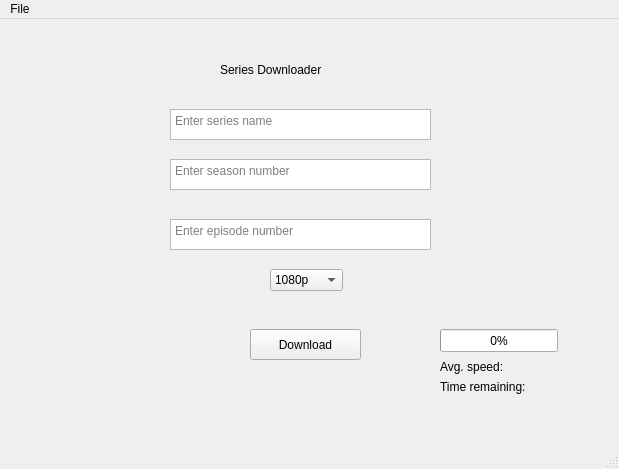
Qt form series gui/gui.ui (Ahmed-Hossam-Aldeen/Automate-Spotify-Signup) before a commit.
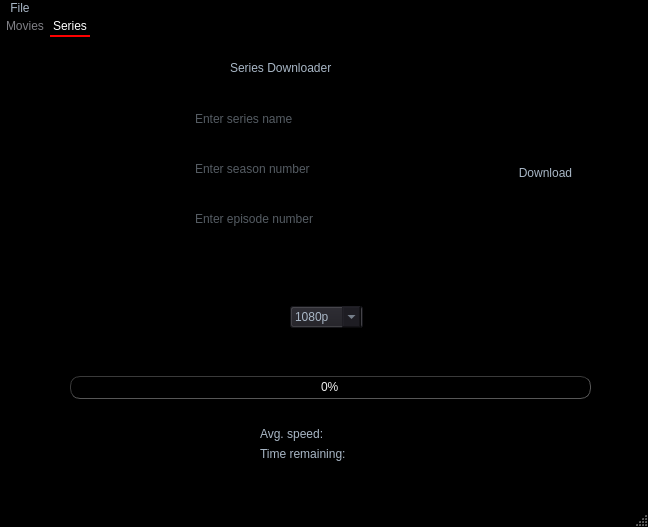
The same form after that commit. The open tabs and pages were chosen to show the change.

The edit to the form file:
```diff
--- a/series gui/gui.ui
+++ b/series gui/gui.ui
@@ -6,87 +6,597 @@
    <rect>
     <x>0</x>
     <y>0</y>
-    <width>619</width>
-    <height>469</height>
+    <width>648</width>
+    <height>527</height>
    </rect>
   </property>
   <property name="windowTitle">
    <string>MainWindow</string>
   </property>
+  <property name="styleSheet">
+   <string notr="true">/*
+AMOLED Style Sheet for QT Applications
+Author: Jaime A. Quiroga P.
+Company: GTRONICK
+Last updated: 01/10/2021, 15:49.
+Available at: https://github.com/GTRONICK/QSS/blob/master/AMOLED.qss
+*/
+QMainWindow {
+	background-color:#000000;
+}
+QDialog {
+	background-color:#000000;
+}
+QColorDialog {
+	background-color:#000000;
+}
+QTextEdit {
+	background-color:#000000;
+	color: #a9b7c6;
+}
+QPlainTextEdit {
+	selection-background-color:#f39c12;
+	background-color:#000000;
+	border: 1px solid #FF00FF;
+	color: #a9b7c6;
+}
+QPushButton{
+	border: 1px transparent;
+	color: #a9b7c6;
+	padding: 2px;
+	background-color: #000000;
+}
+QPushButton::default{
+	border-style: solid;
+	border-top-color: transparent;
+	border-right-color: transparent;
+	border-left-color: transparent;
+	border-bottom-color: #FF0000;
+	border-width: 1px;
+	color: #a9b7c6;
+	padding: 2px;
+	background-color: #000000;
+}
+QPushButton:hover{
+	border-style: solid;
+	border-top-color: transparent;
+	border-right-color: transparent;
+	border-left-color: transparent;
+	border-bottom-color: #FF0000;
+	border-bottom-width: 1px;
+	
+	border-style: solid;
+	color: #FFFFFF;
+	padding-bottom: 2px;
+	background-color: #000000;
+}
+QPushButton:pressed{
+	border-style: solid;
+	border-top-color: transparent;
+	border-right-color: transparent;
+	border-left-color: transparent;
+	border-bottom-color: #FF0001;
+	border-bottom-width: 2px;
+
+	border-style: solid;
+	color: #e67e22;
+	padding-bottom: 1px;
+	background-color: #000000;
+}
+QPushButton:disabled{
+	border-style: solid;
+	border-top-color: transparent;
+	border-right-color: transparent;
+	border-left-color: transparent;
+	border-bottom-color: transparent;
+	border-bottom-width: 2px;
+	
+	border-style: solid;
+	color: #808086;
+	padding-bottom: 1px;
+	background-color: #000000;
+}
+QToolButton {
+	border-style: solid;
+	border-top-color: transparent;
+	border-right-color: transparent;
+	border-left-color: transparent;
+	border-bottom-color: #e67e22;
+	border-bottom-width: 1px;
+	border-style: solid;
+	color: #a9b7c6;
+	padding: 2px;
+	background-color: #000000;
+}
+QToolButton:hover{
+	border-style: solid;
+	border-top-color: transparent;
+	border-right-color: transparent;
+	border-left-color: transparent;
+	border-bottom-color: #e67e22;
+	border-bottom-width: 2px;
+
+	border-style: solid;
+	color: #FFFFFF;
+	padding-bottom: 1px;
+	background-color: #000000;
+}
+QLineEdit {
+	border-width: 1px; border-radius: 4px;
+	border-color: rgb(58, 58, 58);
+	border-style: inset;
+	padding: 0 8px;
+	color: #a9b7c6;
+	background:#000000;
+	selection-background-color:#007b50;
+	selection-color: #FFFFFF;
+}
+QLabel {
+	color: #a9b7c6;
+}
+QLCDNumber {
+	color: #e67e22;
+}
+QProgressBar {
+	text-align: center;
+	color: rgb(240, 240, 240);
+	border-width: 1px; 
+	border-radius: 10px;
+	border-color: rgb(58, 58, 58);
+	border-style: inset;
+	background-color:#000000;
+}
+QProgressBar::chunk {
+	background-color: rgb(0, 170, 0);;
+	border-radius: 5px;
+}
+QMenu{
+	background-color:#000000;
+}
+QMenuBar {
+	background:rgb(0, 0, 0);
+	color: #a9b7c6;
+}
+QMenuBar::item {
+  	spacing: 3px; 
+	padding: 1px 4px;
+  	background: transparent;
+}
+QMenuBar::item:selected { 
+  	border-style: solid;
+	border-top-color: transparent;
+	border-right-color: transparent;
+	border-left-color: transparent;
+	border-bottom-color: #e67e22;
+	border-bottom-width: 1px;
+
+	border-style: solid;
+	color: #FFFFFF;
+	padding-bottom: 0px;
+	background-color: #000000;
+}
+QMenu::item:selected {
+	border-style: solid;
+	border-top-color: transparent;
+	border-right-color: transparent;
+	border-left-color: #e67e22;
+	border-bottom-color: transparent;
+	border-left-width: 2px;
+	color: #FFFFFF;
+	padding-left:15px;
+	padding-top:4px;
+	padding-bottom:4px;
+	padding-right:7px;
+	background-color:#000000;
+}
+QMenu::item {
+	border-style: solid;
+	border-top-color: transparent;
+	border-right-color: transparent;
+	border-left-color: transparent;
+	border-bottom-color: transparent;
+	border-bottom-width: 1px;
+	border-style: solid;
+	color: #a9b7c6;
+	padding-left:17px;
+	padding-top:4px;
+	padding-bottom:4px;
+	padding-right:7px;
+	background-color:#000000;
+}
+QTabWidget {
+	color:rgb(0,0,0);
+	background-color:#000000;
+}
+QTabWidget::pane {
+		border-color: rgb(77,77,77);
+		background-color:#000000;
+		border-style: solid;
+		border-width: 0px;
+    	border-radius: 0px;
+}
+QTabBar::tab {
+	border-style: solid;
+	border-top-color: transparent;
+	border-right-color: transparent;
+	border-left-color: transparent;
+	border-bottom-color: transparent;
+	border-bottom-width: 1px;
+	border-style: solid;
+	color: #808086;
+	padding: 3px;
+	margin-left:3px;
+	background-color:#000000;
+}
+QTabBar::tab:selected, QTabBar::tab:last:selected, QTabBar::tab:hover {
+  	border-style: solid;
+	border-top-color: transparent;
+	border-right-color: transparent;
+	border-left-color: transparent;
+	border-bottom-color: #FF0000;
+	border-bottom-width: 2px;
+	border-style: solid;
+	color: #FFFFFF;
+	padding-left: 3px;
+	padding-bottom: 2px;
+	margin-left:3px;
+	background-color:#000000;
+}
+
+QCheckBox {
+	color: #a9b7c6;
+	padding: 2px;
+}
+QCheckBox:disabled {
+	color: #808086;
+	padding: 2px;
+}
+
+QCheckBox:hover {
+	border-radius:4px;
+	border-style:solid;
+	padding-left: 1px;
+	padding-right: 1px;
+	padding-bottom: 1px;
+	padding-top: 1px;
+	border-width:1px;
+	border-color: rgb(87, 97, 106);
+	background-color:#000000;
+}
+QCheckBox::indicator:checked {
+
+	height: 10px;
+	width: 10px;
+	border-style:solid;
+	border-width: 1px;
+	border-color: #e67e22;
+	color: #a9b7c6;
+	background-color: #e67e22;
+}
+QCheckBox::indicator:unchecked {
+
+	height: 10px;
+	width: 10px;
+	border-style:solid;
+	border-width: 1px;
+	border-color: #e67e22;
+	color: #a9b7c6;
+	background-color: transparent;
+}
+QRadioButton {
+	color: #a9b7c6;
+	background-color:#000000;
+	padding: 1px;
+}
+QRadioButton::indicator:checked {
+	height: 10px;
+	width: 10px;
+	border-style:solid;
+	border-radius:5px;
+	border-width: 1px;
+	border-color: #e67e22;
+	color: #a9b7c6;
+	background-color: #e67e22;
+}
+QRadioButton::indicator:!checked {
+	height: 10px;
+	width: 10px;
+	border-style:solid;
+	border-radius:5px;
+	border-width: 1px;
+	border-color: #e67e22;
+	color: #a9b7c6;
+	background-color: transparent;
+}
+QStatusBar {
+	color:#34e8eb;
+}
+QSpinBox {
+	color: #a9b7c6;	
+	background-color:#000000;
+}
+QDoubleSpinBox {
+	color: #a9b7c6;	
+	background-color:#000000;
+}
+QTimeEdit {
+	color: #a9b7c6;	
+	background-color:#000000;
+}
+QDateTimeEdit {
+	color: #a9b7c6;	
+	background-color:#000000;
+}
+QDateEdit {
+	color: #a9b7c6;	
+	background-color:#000000;
+}
+QComboBox {
+	color: #a9b7c6;	
+	background: #1e1d23;
+}
+QComboBox:editable {
+	background: #1e1d23;
+	color: #a9b7c6;
+	selection-background-color:#000000;
+}
+QComboBox QAbstractItemView {
+	color: #a9b7c6;	
+	background: #1e1d23;
+	selection-color: #FFFFFF;
+	selection-background-color:#000000;
+}
+QComboBox:!editable:on, QComboBox::drop-down:editable:on {
+	color: #a9b7c6;	
+	background: #1e1d23;
+}
+QFontComboBox {
+	color: #a9b7c6;	
+	background-color:#000000;
+}
+QToolBox {
+	color: #a9b7c6;
+	background-color:#000000;
+}
+QToolBox::tab {
+	color: #a9b7c6;
+	background-color:#000000;
+}
+QToolBox::tab:selected {
+	color: #FF0000;
+	background-color:#000000;
+}
+QScrollArea {
+	color: #FFFFFF;
+	background-color:#000000;
+}
+QSlider::groove:horizontal {
+	height: 5px;
+	background: #e67e22;
+}
+QSlider::groove:vertical {
+	width: 5px;
+	background: #e67e22;
+}
+QSlider::handle:horizontal {
+	background: qlineargradient(x1:0, y1:0, x2:1, y2:1, stop:0 #b4b4b4, stop:1 #8f8f8f);
+	border: 1px solid #5c5c5c;
+	width: 14px;
+	margin: -5px 0;
+	border-radius: 7px;
+}
+QSlider::handle:vertical {
+	background: qlineargradient(x1:1, y1:1, x2:0, y2:0, stop:0 #b4b4b4, stop:1 #8f8f8f);
+	border: 1px solid #5c5c5c;
+	height: 14px;
+	margin: 0 -5px;
+	border-radius: 7px;
+}
+QSlider::add-page:horizontal {
+    background: white;
+}
+QSlider::add-page:vertical {
+    background: white;
+}
+QSlider::sub-page:horizontal {
+    background: #e67e22;
+}
+QSlider::sub-page:vertical {
+    background: #e67e22;
+}
+QScrollBar:horizontal {
+	max-height: 20px;
+	background: rgb(0,0,0);
+	border: 1px transparent grey;
+	margin: 0px 20px 0px 20px;
+}
+QScrollBar::handle:horizontal {
+	background-color: qlineargradient(x1:0, y1:0, x2:0, y2:1, stop:0 rgba(255, 0, 0, 0), stop:0.7 rgba(255, 0, 0, 0), stop:0.71 rgb(230, 126, 34), stop:1 rgb(230, 126, 34));
+	border-style: solid;
+	border-width: 1px;
+	border-color: rgb(0,0,0);
+	min-width: 25px;
+}
+QScrollBar::handle:horizontal:hover {
+	background: rgb(230, 126, 34);
+	border-style: solid;
+	border-width: 1px;
+	border-color: rgb(0,0,0);
+	min-width: 25px;
+}
+QScrollBar::add-line:horizontal {
+  	border: 1px solid;
+  	border-color: rgb(0,0,0);
+  	background-color: qlineargradient(x1:0, y1:0, x2:0, y2:1, stop:0 rgba(255, 0, 0, 0), stop:0.7 rgba(255, 0, 0, 0), stop:0.71 rgb(230, 126, 34), stop:1 rgb(230, 126, 34));
+  	width: 20px;
+  	subcontrol-position: right;
+  	subcontrol-origin: margin;
+}
+QScrollBar::add-line:horizontal:hover {
+  	border: 1px solid;
+  	border-color: rgb(0,0,0);
+	border-radius: 8px;
+  	background: rgb(230, 126, 34);
+  	height: 16px;
+  	width: 16px;
+  	subcontrol-position: right;
+  	subcontrol-origin: margin;
+}
+QScrollBar::add-line:horizontal:pressed {
+  	border: 1px solid;
+  	border-color: grey;
+	border-radius: 8px;
+  	background: rgb(230, 126, 34);
+  	height: 16px;
+  	width: 16px;
+  	subcontrol-position: right;
+  	subcontrol-origin: margin;
+}
+QScrollBar::sub-line:horizontal {
+  	border: 1px solid;
+  	border-color: rgb(0,0,0);
+  	background-color: qlineargradient(x1:0, y1:0, x2:0, y2:1, stop:0 rgba(255, 0, 0, 0), stop:0.7 rgba(255, 0, 0, 0), stop:0.71 rgb(230, 126, 34), stop:1 rgb(230, 126, 34));
+  	width: 20px;
+  	subcontrol-position: left;
+  	subcontrol-origin: margin;
+}
+QScrollBar::sub-line:horizontal:hover {
+  	border: 1px solid;
+  	border-color: rgb(0,0,0);
+	border-radius: 8px;
+  	background: rgb(230, 126, 34);
+  	height: 16px;
+  	width: 16px;
+  	subcontrol-position: left;
+  	subcontrol-origin: margin;
+}
+QScrollBar::sub-line:horizontal:pressed {
+  	border: 1px solid;
+  	border-color: grey;
+	border-radius: 8px;
+  	background: rgb(230, 126, 34);
+  	height: 16px;
+  	width: 16px;
+  	subcontrol-position: left;
+  	subcontrol-origin: margin;
+}
+QScrollBar::left-arrow:horizontal {
+  	border: 1px transparent grey;
+  	border-radius: 3px;
+  	width: 6px;
+  	height: 6px;
+ 	background: rgb(0,0,0);
+}
+QScrollBar::right-arrow:horizontal {
+	border: 1px transparent grey;
+	border-radius: 3px;
+  	width: 6px;
+  	height: 6px;
+ 	background: rgb(0,0,0);
+}
+QScrollBar::add-page:horizontal, QScrollBar::sub-page:horizontal {
+ 	background: none;
+} 
+QScrollBar:vertical {
+	max-width: 20px;
+	background: rgb(0,0,0);
+	border: 1px transparent grey;
+	margin: 20px 0px 20px 0px;
+}
+QScrollBar::add-line:vertical {
+	border: 1px solid;
+  	border-color: rgb(0,0,0);
+  	background-color: qlineargradient(x1:0, y1:0, x2:1, y2:0, stop:0 rgba(255, 0, 0, 0), stop:0.7 rgba(255, 0, 0, 0), stop:0.71 rgb(230, 126, 34), stop:1 rgb(230, 126, 34));
+  	height: 20px;
+  	subcontrol-position: bottom;
+  	subcontrol-origin: margin;
+}
+QScrollBar::add-line:vertical:hover {
+  	border: 1px solid;
+  	border-color: rgb(0,0,0);
+	border-radius: 8px;
+  	background: rgb(230, 126, 34);
+  	height: 16px;
+  	width: 16px;
+  	subcontrol-position: bottom;
+  	subcontrol-origin: margin;
+}
+QScrollBar::add-line:vertical:pressed {
+  	border: 1px solid;
+  	border-color: grey;
+	border-radius: 8px;
+  	background: rgb(230, 126, 34);
+  	height: 16px;
+  	width: 16px;
+  	subcontrol-position: bottom;
+  	subcontrol-origin: margin;
+}
+QScrollBar::sub-line:vertical {
+  	border: 1px solid;
+  	border-color: rgb(0,0,0);
+	background-color: qlineargradient(x1:0, y1:0, x2:1, y2:0, stop:0 rgba(255, 0, 0, 0), stop:0.7 rgba(255, 0, 0, 0), stop:0.71 rgb(230, 126, 34), stop:1 rgb(230, 126, 34));
+  	height: 20px;
+  	subcontrol-position: top;
+  	subcontrol-origin: margin;
+}
+QScrollBar::sub-line:vertical:hover {
+  	border: 1px solid;
+  	border-color: rgb(0,0,0);
+	border-radius: 8px;
+  	background: rgb(230, 126, 34);
+  	height: 16px;
+  	width: 16px;
+  	subcontrol-position: top;
+  	subcontrol-origin: margin;
+}
+QScrollBar::sub-line:vertical:pressed {
+  	border: 1px solid;
+  	border-color: grey;
+	border-radius: 8px;
+  	background: rgb(230, 126, 34);
+  	height: 16px;
+  	width: 16px;
+  	subcontrol-position: top;
+  	subcontrol-origin: margin;
+}
+	QScrollBar::handle:vertical {
+	background-color: qlineargradient(x1:0, y1:0, x2:1, y2:0, stop:0 rgba(255, 0, 0, 0), stop:0.7 rgba(255, 0, 0, 0), stop:0.71 rgb(230, 126, 34), stop:1 rgb(230, 126, 34));
+	border-style: solid;
+	border-width: 1px;
+	border-color: rgb(0,0,0);
+	min-height: 25px;
+}
+QScrollBar::handle:vertical:hover {
+	background: rgb(230, 126, 34);
+	border-style: solid;
+	border-width: 1px;
+	border-color: rgb(0,0,0);
+	min-heigth: 25px;
+}
+QScrollBar::up-arrow:vertical {
+	border: 1px transparent grey;
+	border-radius: 3px;
+  	width: 6px;
+  	height: 6px;
+ 	background: rgb(0,0,0);
+}
+QScrollBar::down-arrow:vertical {
+  	border: 1px transparent grey;
+  	border-radius: 3px;
+  	width: 6px;
+  	height: 6px;
+ 	background: rgb(0,0,0);
+}
+QScrollBar::add-page:vertical, QScrollBar::sub-page:vertical {
+  	background: none;
+}</string>
+  </property>
   <widget class="QWidget" name="centralwidget">
-   <widget class="QPushButton" name="Download">
-    <property name="geometry">
-     <rect>
-      <x>250</x>
-      <y>310</y>
-      <width>111</width>
-      <height>31</height>
-     </rect>
-    </property>
-    <property name="text">
-     <string>Download</string>
-    </property>
-   </widget>
-   <widget class="QTextEdit" name="name">
-    <property name="geometry">
-     <rect>
-      <x>170</x>
-      <y>90</y>
-      <width>261</width>
-      <height>31</height>
-     </rect>
-    </property>
-    <property name="placeholderText">
-     <string>Enter series name</string>
-    </property>
-   </widget>
-   <widget class="QTextEdit" name="sesn">
-    <property name="geometry">
-     <rect>
-      <x>170</x>
-      <y>140</y>
-      <width>261</width>
-      <height>31</height>
-     </rect>
-    </property>
-    <property name="placeholderText">
-     <string>Enter season number</string>
-    </property>
-   </widget>
-   <widget class="QTextEdit" name="ep">
-    <property name="geometry">
-     <rect>
-      <x>170</x>
-      <y>200</y>
-      <width>261</width>
-      <height>31</height>
-     </rect>
-    </property>
-    <property name="placeholderText">
-     <string>Enter episode number</string>
-    </property>
-   </widget>
-   <widget class="QLabel" name="label">
-    <property name="geometry">
-     <rect>
-      <x>220</x>
-      <y>30</y>
-      <width>181</width>
-      <height>41</height>
-     </rect>
-    </property>
-    <property name="styleSheet">
-     <string notr="true">font: 26pt &quot;Niagara Solid&quot;;</string>
-    </property>
-    <property name="text">
-     <string>Series Downloader</string>
-    </property>
-   </widget>
    <widget class="QComboBox" name="comboBox">
     <property name="geometry">
      <rect>
-      <x>270</x>
-      <y>250</y>
+      <x>290</x>
+      <y>290</y>
       <width>73</width>
       <height>22</height>
      </rect>
@@ -115,9 +625,9 @@
    <widget class="QProgressBar" name="progressBar">
     <property name="geometry">
      <rect>
-      <x>440</x>
-      <y>310</y>
-      <width>118</width>
+      <x>70</x>
+      <y>360</y>
+      <width>521</width>
       <height>23</height>
      </rect>
     </property>
@@ -128,8 +638,8 @@
    <widget class="QLabel" name="speed_label">
     <property name="geometry">
      <rect>
-      <x>440</x>
-      <y>340</y>
+      <x>260</x>
+      <y>410</y>
       <width>171</width>
       <height>16</height>
      </rect>
@@ -141,8 +651,8 @@
    <widget class="QLabel" name="time_label">
     <property name="geometry">
      <rect>
-      <x>440</x>
-      <y>360</y>
+      <x>260</x>
+      <y>430</y>
       <width>171</width>
       <height>16</height>
      </rect>
@@ -151,14 +661,150 @@
      <string>Time remaining:</string>
     </property>
    </widget>
+   <widget class="QTabWidget" name="tabWidget">
+    <property name="geometry">
+     <rect>
+      <x>0</x>
+      <y>0</y>
+      <width>651</width>
+      <height>271</height>
+     </rect>
+    </property>
+    <property name="styleSheet">
+     <string notr="true">background-color: rgb(0, 0, 0);</string>
+    </property>
+    <property name="currentIndex">
+     <number>0</number>
+    </property>
+    <widget class="QWidget" name="tab">
+     <attribute name="title">
+      <string>Movies</string>
+     </attribute>
+     <widget class="QPushButton" name="Download_2">
+      <property name="geometry">
+       <rect>
+        <x>490</x>
+        <y>120</y>
+        <width>111</width>
+        <height>31</height>
+       </rect>
+      </property>
+      <property name="text">
+       <string>Download</string>
+      </property>
+     </widget>
+     <widget class="QTextEdit" name="name_2">
+      <property name="geometry">
+       <rect>
+        <x>190</x>
+        <y>120</y>
+        <width>261</width>
+        <height>31</height>
+       </rect>
+      </property>
+      <property name="placeholderText">
+       <string>Enter movie name</string>
+      </property>
+     </widget>
+     <widget class="QLabel" name="label_2">
+      <property name="geometry">
+       <rect>
+        <x>226</x>
+        <y>10</y>
+        <width>201</width>
+        <height>41</height>
+       </rect>
+      </property>
+      <property name="styleSheet">
+       <string notr="true">font: 26pt &quot;Niagara Solid&quot;;</string>
+      </property>
+      <property name="text">
+       <string>Movies Downloader</string>
+      </property>
+     </widget>
+    </widget>
+    <widget class="QWidget" name="tab_2">
+     <attribute name="title">
+      <string>Series</string>
+     </attribute>
+     <widget class="QTextEdit" name="ep">
+      <property name="geometry">
+       <rect>
+        <x>190</x>
+        <y>170</y>
+        <width>261</width>
+        <height>31</height>
+       </rect>
+      </property>
+      <property name="placeholderText">
+       <string>Enter episode number</string>
+      </property>
+     </widget>
+     <widget class="QTextEdit" name="sesn">
+      <property name="geometry">
+       <rect>
+        <x>190</x>
+        <y>120</y>
+        <width>261</width>
+        <height>31</height>
+       </rect>
+      </property>
+      <property name="placeholderText">
+       <string>Enter season number</string>
+      </property>
+     </widget>
+     <widget class="QTextEdit" name="name">
+      <property name="geometry">
+       <rect>
+        <x>190</x>
+        <y>70</y>
+        <width>261</width>
+        <height>31</height>
+       </rect>
+      </property>
+      <property name="placeholderText">
+       <string>Enter series name</string>
+      </property>
+     </widget>
+     <widget class="QLabel" name="label">
+      <property name="geometry">
+       <rect>
+        <x>230</x>
+        <y>10</y>
+        <width>201</width>
+        <height>41</height>
+       </rect>
+      </property>
+      <property name="styleSheet">
+       <string notr="true">font: 26pt &quot;Niagara Solid&quot;;</string>
+      </property>
+      <property name="text">
+       <string>Series Downloader</string>
+      </property>
+     </widget>
+     <widget class="QPushButton" name="Download">
+      <property name="geometry">
+       <rect>
+        <x>490</x>
+        <y>120</y>
+        <width>111</width>
+        <height>31</height>
+       </rect>
+      </property>
+      <property name="text">
+       <string>Download</string>
+      </property>
+     </widget>
+    </widget>
+   </widget>
   </widget>
   <widget class="QMenuBar" name="menubar">
    <property name="geometry">
     <rect>
      <x>0</x>
      <y>0</y>
-     <width>619</width>
-     <height>26</height>
+     <width>648</width>
+     <height>23</height>
     </rect>
    </property>
    <widget class="QMenu" name="menuchoose_location">
```
